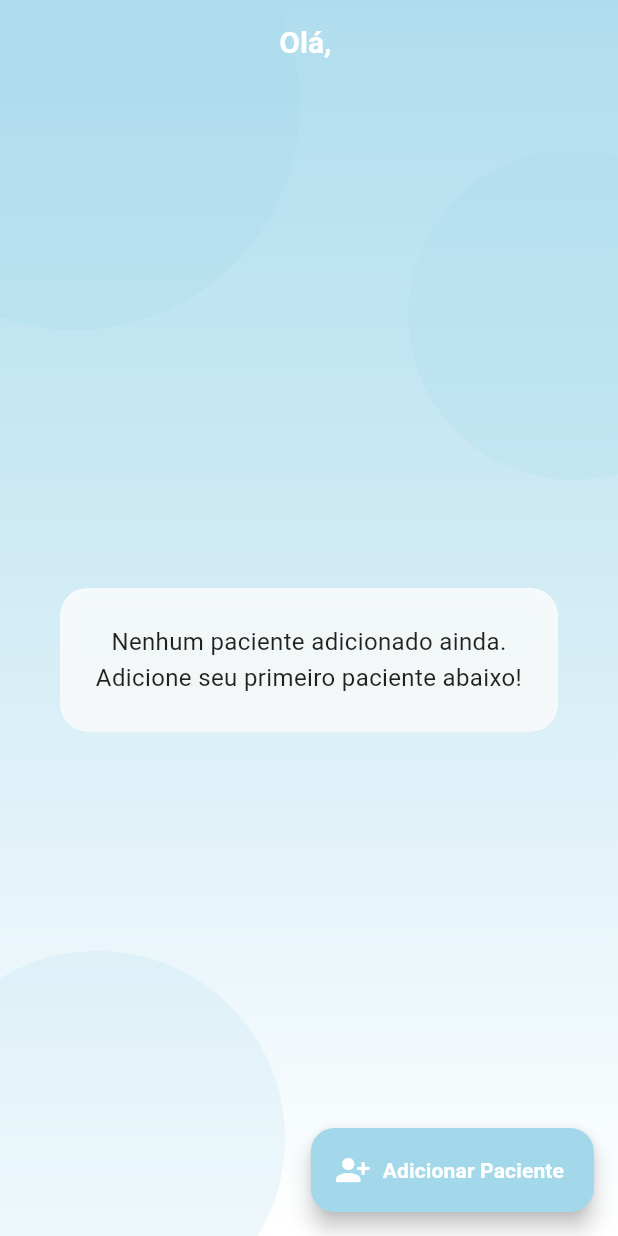
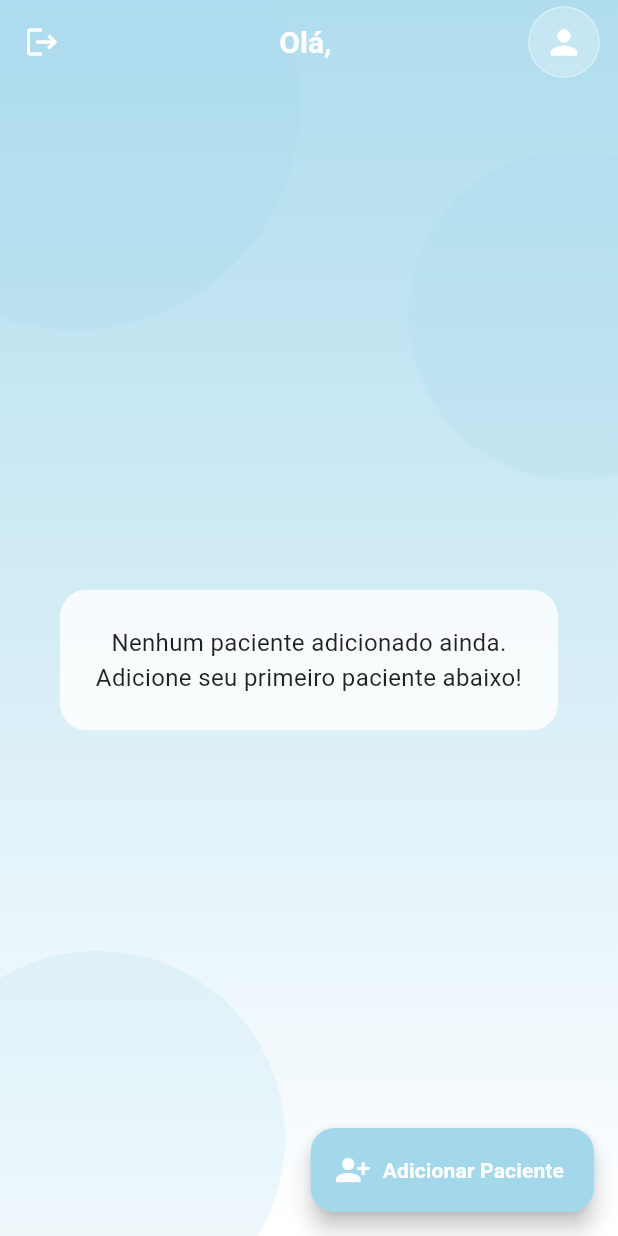
Before and after one commit to FernandoYaginuma/MoodSync, a Flutter app: the ProfessionalHomeView screen opened directly with empty values, on a phone screen of 412 x 824 dp. Run offline on Flutter 3.47's test engine with Material 3 defaults, Android fonts, the phone set to English and light mode, and no system bars; our stand-ins replace cloud_firestore, firebase_auth, firebase_core, table_calendar; accounts and stored records are empty.

Commit message:
Novas telas e funcionalidades novas
Tela de perfil, logout, etc

```diff
--- a/lib/View/professional_home_view.dart
+++ b/lib/View/professional_home_view.dart
@@ -4,6 +4,8 @@ import 'package:android2/Controller/professional_home_controller.dart';
 import 'package:android2/Model/patient_model.dart';
 import 'package:android2/theme/colors.dart';
 import 'package:android2/View/add_patient_view.dart';
+import 'package:android2/View/profile_view.dart';
+import 'package:firebase_auth/firebase_auth.dart';
 
 class ProfessionalHomeView extends StatefulWidget {
   final String profissionalId;
@@ -32,19 +34,126 @@ class _ProfessionalHomeViewState extends State<ProfessionalHomeView> {
   Widget build(BuildContext context) {
     return Scaffold(
       extendBodyBehindAppBar: true,
+
       appBar: AppBar(
         backgroundColor: Colors.transparent,
         elevation: 0,
+        foregroundColor: Colors.white,
         centerTitle: true,
-        foregroundColor: Colors.white,
+
+        // 🔹 Logout no canto esquerdo (AGORA FUNCIONA)
+        leading: IconButton(
+          icon: const Icon(Icons.logout, color: Colors.white),
+          onPressed: () async {
+            await FirebaseAuth.instance.signOut();
+            if (mounted) {
+              Navigator.of(context)
+                  .pushNamedAndRemoveUntil('/', (_) => false);
+            }
+          },
+        ),
+
         title: Text(
           "Olá, ${widget.profissionalNome.split(' ').first}",
           style: const TextStyle(fontWeight: FontWeight.bold, fontSize: 20),
         ),
+
+        // 🔹 Perfil no canto direito
+        actions: [
+          Padding(
+            padding: const EdgeInsets.only(right: 12.0),
+            child: GestureDetector(
+              onTap: () {
+                Navigator.push(
+                  context,
+                  MaterialPageRoute(builder: (_) => const ProfileView()),
+                );
+              },
+              child: ClipRRect(
+                borderRadius: BorderRadius.circular(50),
+                child: BackdropFilter(
+                  filter: ImageFilter.blur(sigmaX: 4, sigmaY: 4),
+                  child: Container(
+                    padding: const EdgeInsets.all(10),
+                    decoration: BoxDecoration(
+                      color: Colors.white.withOpacity(0.25),
+                      shape: BoxShape.circle,
+                      border: Border.all(
+                        color: Colors.white.withOpacity(0.4),
                       ),
+                    ),
+                    child: const Icon(
+                      Icons.person,
+                      color: Colors.white,
+                      size: 26,
+                    ),
+                  ),
+                ),
+              ),
+            ),
+          ),
+        ],
+      ),
+
       body: Stack(
         children: [
-          // Fundo com gradiente e bolhas
+          _buildBackground(),
+
+          SafeArea(
+            child: Padding(
+              padding: const EdgeInsets.all(20.0),
+              child: ValueListenableBuilder<List<PatientModel>>(
+                valueListenable: controller.pacientes,
+                builder: (context, pacientes, _) {
+                  if (pacientes.isEmpty) {
+                    return _mensagemSemPacientes();
+                  }
+
+                  return ListView.builder(
+                    itemCount: pacientes.length,
+                    itemBuilder: (context, index) {
+                      final paciente = pacientes[index];
+                      return _cardPaciente(paciente);
+                    },
+                  );
+                },
+              ),
+            ),
+          ),
+        ],
+      ),
+
+      floatingActionButton: FloatingActionButton.extended(
+        backgroundColor: AppColors.blueLogo,
+        icon: const Icon(Icons.person_add_alt_1, color: Colors.white),
+        label: const Text(
+          "Adicionar Paciente",
+          style: TextStyle(fontWeight: FontWeight.bold, color: Colors.white),
+        ),
+        onPressed: () async {
+          await Navigator.push(
+            context,
+            MaterialPageRoute(
+              builder: (_) => AddPatientView(
+                profissionalId: widget.profissionalId,
+                onPacienteAdicionado: () {
+                  controller.carregarPacientes(widget.profissionalId);
+                },
+              ),
+            ),
+          );
+        },
+      ),
+    );
+  }
+
+  // ============================================================
+  // UI COMPONENTS
+  // ============================================================
+
+  Widget _buildBackground() {
+    return Stack(
+      children: [
         Container(
           decoration: BoxDecoration(
             gradient: LinearGradient(
@@ -72,15 +181,11 @@ class _ProfessionalHomeViewState extends State<ProfessionalHomeView> {
           left: -60,
           child: _bubble(250, AppColors.blueLogo.withOpacity(0.18)),
         ),
+      ],
+    );
+  }
 
-          // Conteúdo
-          SafeArea(
-            child: Padding(
-              padding: const EdgeInsets.all(20.0),
-              child: ValueListenableBuilder<List<PatientModel>>(
-                valueListenable: controller.pacientes,
-                builder: (context, pacientes, _) {
-                  if (pacientes.isEmpty) {
+  Widget _mensagemSemPacientes() {
     return Center(
       child: ClipRRect(
         borderRadius: BorderRadius.circular(18),
@@ -91,22 +196,11 @@ class _ProfessionalHomeViewState extends State<ProfessionalHomeView> {
             decoration: BoxDecoration(
               color: Colors.white.withOpacity(0.8),
               borderRadius: BorderRadius.circular(18),
-                              boxShadow: [
-                                BoxShadow(
-                                  color: Colors.black.withOpacity(0.1),
-                                  blurRadius: 10,
-                                  offset: const Offset(0, 4),
-                                ),
-                              ],
             ),
             child: const Text(
               "Nenhum paciente adicionado ainda.\nAdicione seu primeiro paciente abaixo!",
               textAlign: TextAlign.center,
-                              style: TextStyle(
-                                fontSize: 16,
-                                color: Colors.black87,
-                                height: 1.5,
-                              ),
+              style: TextStyle(fontSize: 16, color: Colors.black87),
             ),
           ),
         ),
@@ -114,10 +208,7 @@ class _ProfessionalHomeViewState extends State<ProfessionalHomeView> {
     );
   }
 
-                  return ListView.builder(
-                    itemCount: pacientes.length,
-                    itemBuilder: (context, index) {
-                      final paciente = pacientes[index];
+  Widget _cardPaciente(PatientModel paciente) {
     return Padding(
       padding: const EdgeInsets.symmetric(vertical: 8),
       child: ClipRRect(
@@ -128,90 +219,34 @@ class _ProfessionalHomeViewState extends State<ProfessionalHomeView> {
             decoration: BoxDecoration(
               color: Colors.white.withOpacity(0.85),
               borderRadius: BorderRadius.circular(18),
-                                boxShadow: [
-                                  BoxShadow(
-                                    color: Colors.black.withOpacity(0.08),
-                                    blurRadius: 10,
-                                    offset: const Offset(0, 4),
-                                  ),
-                                ],
             ),
             child: ListTile(
-                                contentPadding: const EdgeInsets.symmetric(
-                                  horizontal: 16,
-                                  vertical: 8,
-                                ),
               leading: CircleAvatar(
-                                  backgroundColor:
-                                  AppColors.blueLogo.withOpacity(0.1),
-                                  child: const Icon(Icons.person,
-                                      color: Colors.black54),
+                backgroundColor: AppColors.blueLogo.withOpacity(0.1),
+                child: const Icon(Icons.person, color: Colors.black54),
               ),
               title: Text(
                 paciente.nome,
-                                  style: const TextStyle(
-                                    fontWeight: FontWeight.bold,
-                                    fontSize: 16,
-                                    color: Colors.black87,
+                style: const TextStyle(fontWeight: FontWeight.bold),
               ),
-                                ),
-                                subtitle: Text(
-                                  paciente.email,
-                                  style: const TextStyle(color: Colors.black54),
-                                ),
-                                trailing: const Icon(
-                                  Icons.arrow_forward_ios_rounded,
-                                  size: 18,
-                                  color: Colors.black54,
-                                ),
+              subtitle: Text(paciente.email),
+              trailing: const Icon(Icons.arrow_forward_ios_rounded, size: 18),
               onTap: () {
-                                  // TODO: abrir calendário do paciente
+                // abrir calendário do paciente futuramente
               },
             ),
           ),
         ),
       ),
     );
-                    },
-                  );
-                },
-              ),
-            ),
-          ),
-        ],
-      ),
+  }
 
-      // Botão flutuante estilizado
-      floatingActionButton: FloatingActionButton.extended(
-        onPressed: () async {
-          await Navigator.push(
-            context,
-            MaterialPageRoute(
-              builder: (_) => AddPatientView(
-                profissionalId: widget.profissionalId,
-                onPacienteAdicionado: () {
-                  controller.carregarPacientes(widget.profissionalId);
-                },
-              ),
-            ),
-          );
-        },
-        backgroundColor: AppColors.blueLogo,
-        icon: const Icon(Icons.person_add_alt_1, color: Colors.white),
-        label: const Text(
-          "Adicionar Paciente",
-          style: TextStyle(fontWeight: FontWeight.bold, color: Colors.white),
-        ),
-      ),
+  Widget _bubble(double size, Color color) {
+    return Container(
+      width: size,
+      height: size,
+      decoration:
+      BoxDecoration(color: color, shape: BoxShape.circle),
     );
   }
-
-  Widget _bubble(double size, Color color) => Container(
-    width: size,
-    height: size,
-    decoration: BoxDecoration(
-      color: color,
-      shape: BoxShape.circle,
-    ),
-  );
 }
```
Also changed, not shown: lib/Controller/login_controller.dart (+7 -5 lines), lib/Controller/profile_controller.dart (added, +61 -0 lines), lib/View/profile_view.dart (added, +194 -0 lines). Lines whose indentation alone changed are shown as unchanged.
